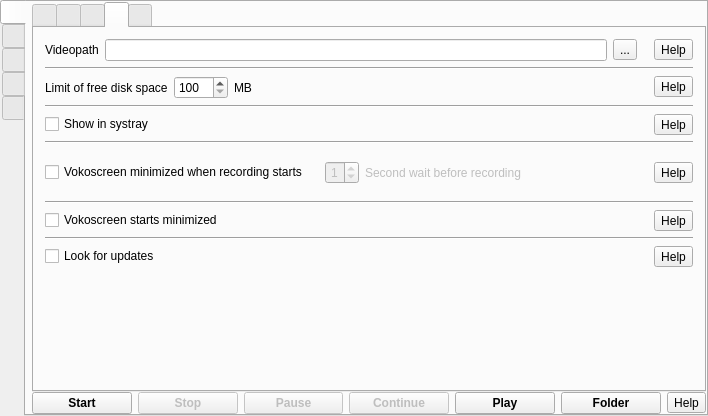
vkohaupt/vokoscreenNG, file src/formMainWindow.ui: the form before one commit.
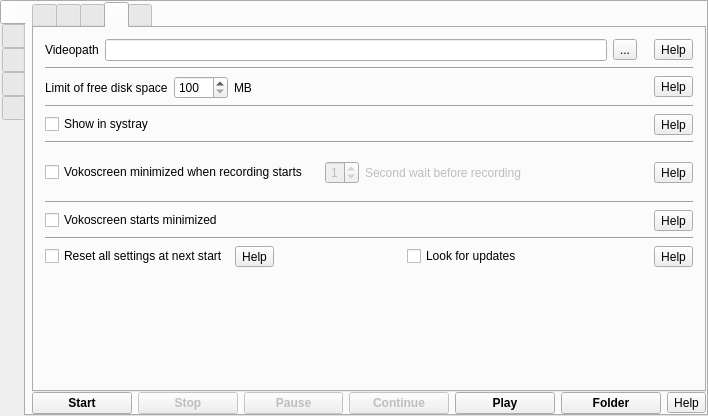
The form after the commit. The open tabs and pages were chosen to show the change. Icons and pictures are not drawn.

Commit message: widget for reset

The edit to the form file:
```diff
--- a/src/formMainWindow.ui
+++ b/src/formMainWindow.ui
@@ -1648,6 +1648,33 @@
             </item>
             <item>
              <layout class="QHBoxLayout" name="horizontalLayout_7">
+              <item>
+               <widget class="QCheckBox" name="checkBox">
+                <property name="text">
+                 <string>Reset all settings at next start</string>
+                </property>
+               </widget>
+              </item>
+              <item>
+               <widget class="QToolButton" name="toolButton">
+                <property name="text">
+                 <string>Help</string>
+                </property>
+               </widget>
+              </item>
+              <item>
+               <spacer name="horizontalSpacer_17">
+                <property name="orientation">
+                 <enum>Qt::Horizontal</enum>
+                </property>
+                <property name="sizeHint" stdset="0">
+                 <size>
+                  <width>40</width>
+                  <height>20</height>
+                 </size>
+                </property>
+               </spacer>
+              </item>
               <item>
                <widget class="QCheckBox" name="checkBoxLookForUpdates">
                 <property name="text">
```
Left out of the diff: 2 changed lines with no effect on the pictures.
